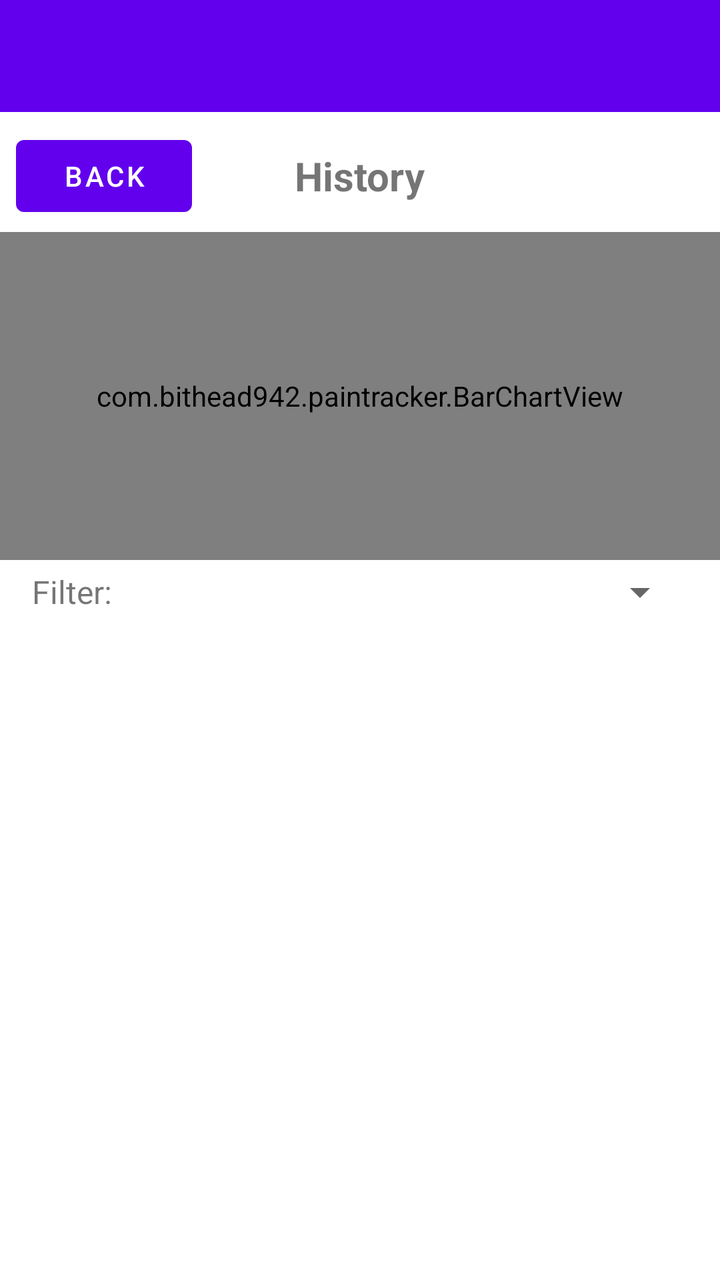
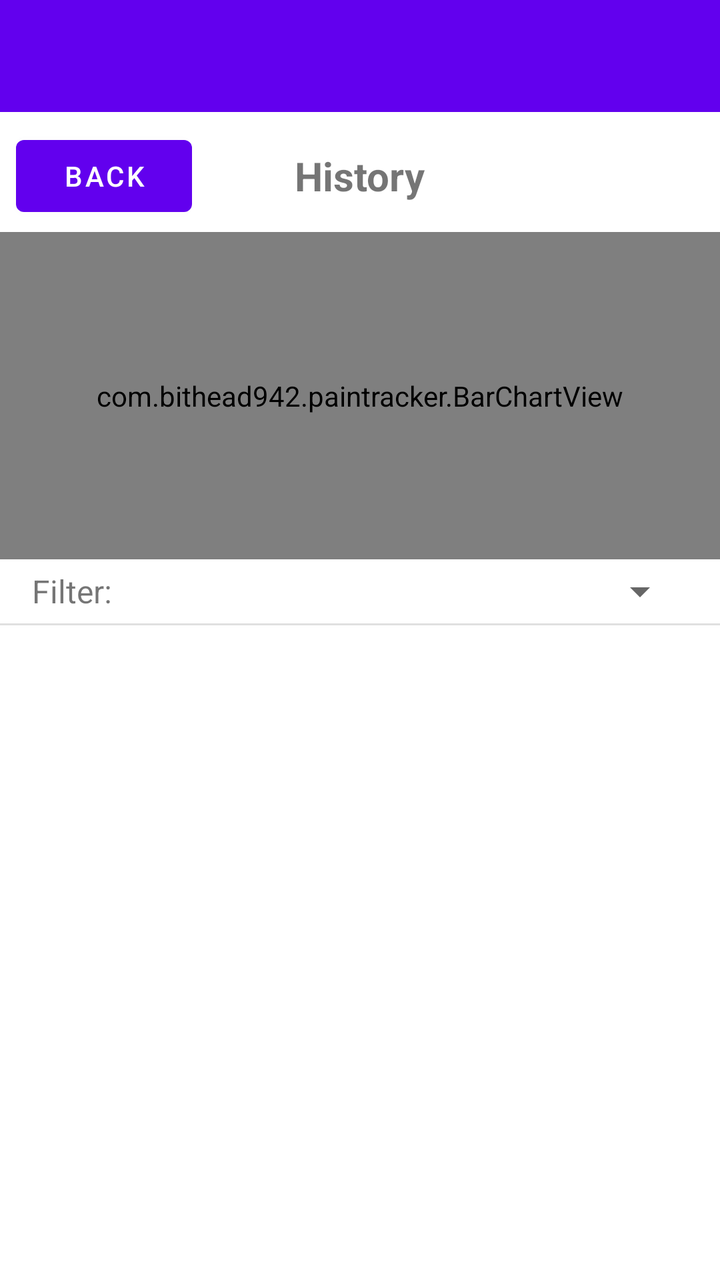

The first picture is an Android layout as it rendered before a commit; the second is the same layout after the commit. The layout source and the unified diff follow.
<!-- AndroidManifest.xml: application theme Theme.PainTracker -->
<!-- res/layout/activity_history.xml -->
<?xml version="1.0" encoding="utf-8"?>
<LinearLayout xmlns:android="http://schemas.android.com/apk/res/android"
    android:layout_width="match_parent"
    android:layout_height="match_parent"
    android:orientation="vertical"
    android:weightSum="3">

    <androidx.appcompat.widget.Toolbar
        android:id="@+id/historyToolbar"
        android:layout_width="match_parent"
        android:layout_height="?attr/actionBarSize"
        android:background="?attr/colorPrimary"
        android:theme="@style/ThemeOverlay.AppCompat.Dark.ActionBar" />

    <FrameLayout
        android:layout_width="match_parent"
        android:layout_height="wrap_content"
        android:paddingTop="8dp"
        android:paddingBottom="4dp">

        <Button
            android:id="@+id/backButton"
            android:layout_width="wrap_content"
            android:layout_height="wrap_content"
            android:layout_gravity="start|center_vertical"
            android:layout_marginStart="8dp"
            android:text="@string/back" />

        <TextView
            android:layout_width="wrap_content"
            android:layout_height="wrap_content"
            android:layout_gravity="center"
            android:text="@string/history"
            android:textSize="20sp"
            android:textStyle="bold" />
    </FrameLayout>

    <com.bithead942.paintracker.BarChartView
        android:id="@+id/barChartView"
        android:layout_width="match_parent"
        android:layout_height="0dp"
        android:layout_weight="1" />

    <LinearLayout
        android:layout_width="match_parent"
        android:layout_height="wrap_content"
        android:layout_marginStart="16dp"
        android:layout_marginEnd="16dp"
        android:layout_marginTop="4dp"
        android:layout_marginBottom="4dp"
        android:gravity="center_vertical"
        android:orientation="horizontal">

        <TextView
            android:layout_width="wrap_content"
            android:layout_height="wrap_content"
            android:text="@string/filter"
            android:textSize="16sp" />

        <Spinner
            android:id="@+id/locationFilter"
            android:layout_width="0dp"
            android:layout_height="wrap_content"
            android:layout_weight="1" />
    </LinearLayout>

    <ListView
        android:id="@+id/historyListView"
        android:layout_width="match_parent"
        android:layout_height="0dp"
        android:layout_weight="2" />
</LinearLayout>
<!-- resources referenced by this layout -->
<resources>
  <string name="back">Back</string>
  <string name="filter">Filter:</string>
  <string name="history">History</string>
  <style name="Theme.PainTracker" parent="Theme.MaterialComponents.DayNight.NoActionBar">
          
          <item name="colorPrimary">@color/purple_500</item>
          <item name="colorPrimaryVariant">@color/purple_700</item>
          <item name="colorOnPrimary">@color/white</item>
          
          <item name="colorSecondary">@color/teal_200</item>
          <item name="colorSecondaryVariant">@color/teal_700</item>
          <item name="colorOnSecondary">@color/black</item>
          
          <item name="android:statusBarColor">?attr/colorPrimaryVariant</item>
          
      </style>
  <color name="purple_500">#FF6200EE</color>
  <color name="purple_700">#FF3700B3</color>
  <color name="white">#FFFFFFFF</color>
  <color name="teal_200">#FF03DAC5</color>
  <color name="teal_700">#FF018786</color>
  <color name="black">#FF000000</color>
</resources>

<!-- the commit's change to res/layout/activity_history.xml (unified diff, before → after) -->
@@ -64,6 +64,11 @@
             android:layout_weight="1" />
     </LinearLayout>
 
+    <View
+        android:layout_width="match_parent"
+        android:layout_height="1dp"
+        android:background="?android:attr/listDivider" />
+
     <ListView
         android:id="@+id/historyListView"
         android:layout_width="match_parent"
